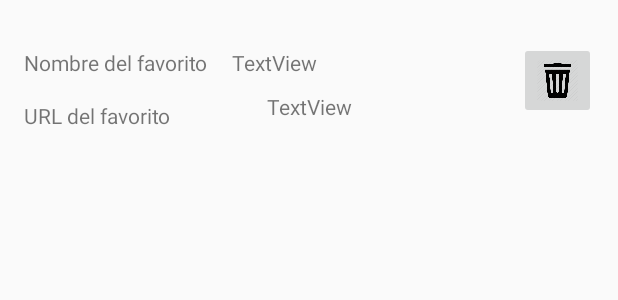
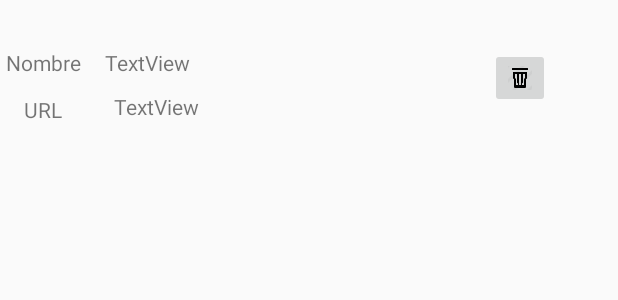
Before and after one commit to jcubillas/Favoritos, an Android app: the layout favorito_item.xml on its own in the app's theme, with its tools: preview values and no code run, on a phone screen of 412 x 824 dp. Shown: the top 300 px of the screen. Run offline under Robolectric (Android 15) with nearby library versions, the phone set to English and light mode, and no system bars.

Commit message:
Borrar Favorito y Busqueda desde Favoritos

```diff
--- a/app/src/main/AndroidManifest.xml
+++ b/app/src/main/AndroidManifest.xml
@@ -17,6 +17,10 @@
             </intent-filter>
         </activity>
         <activity android:name=".FavoritosActivity"></activity>
+        <meta-data android:name="DATABASE" android:value="favoritos.db" />
+        <meta-data android:name="VERSION" android:value="1" />
+        <meta-data android:name="QUERY_LOG" android:value="true" />
+        <meta-data android:name="DOMAIN_PACKAGE_NAME" android:value="com.example" />
     </application>
 
 </manifest>
--- a/app/src/main/java/com/example/alumno/intentsapplication/FavoritosAdapter.java
+++ b/app/src/main/java/com/example/alumno/intentsapplication/FavoritosAdapter.java
@@ -36,7 +36,7 @@ public class FavoritosAdapter extends ArrayAdapter<Favoritos> {
         nombreItem.setText(favorito.getNombre());
         URLItem.setText(favorito.getUrl());
 
-        return (favorito_item);
+        return favorito_item;
     }
 
 }
--- a/app/src/main/res/layout/favorito_item.xml
+++ b/app/src/main/res/layout/favorito_item.xml
@@ -4,16 +4,20 @@
     xmlns:tools="http://schemas.android.com/tools"
     android:layout_width="match_parent"
     android:layout_height="match_parent"
+    android:descendantFocusability="blocksDescendants"
     tools:context="com.example.alumno.intentsapplication.HomeActivity">
 
     <TextView
         android:id="@+id/URLItem"
         android:layout_width="144dp"
-        android:layout_height="24dp"
-        android:layout_marginEnd="24dp"
+        android:layout_height="21dp"
+        android:layout_marginStart="8dp"
         android:layout_marginTop="8dp"
+        android:layout_marginEnd="36dp"
         android:text="TextView"
         app:layout_constraintEnd_toStartOf="@+id/buttonDelete"
+        app:layout_constraintHorizontal_bias="0.272"
+        app:layout_constraintStart_toEndOf="@+id/textView2"
         app:layout_constraintTop_toBottomOf="@+id/nombreItem" />
 
     <TextView
@@ -28,16 +32,17 @@
 
     <ImageButton
         android:id="@+id/buttonDelete"
-        android:layout_width="51dp"
-        android:layout_height="51dp"
+        android:layout_width="40dp"
+        android:layout_height="40dp"
+        android:layout_marginStart="8dp"
+        android:layout_marginTop="32dp"
         android:layout_marginEnd="8dp"
-        android:layout_marginStart="8dp"
-        android:layout_marginTop="28dp"
+        android:onClick="eliminarFavorito"
         android:scaleType="fitCenter"
         android:src="@drawable/trash"
         android:text="Button"
         app:layout_constraintEnd_toEndOf="parent"
-        app:layout_constraintHorizontal_bias="0.861"
+        app:layout_constraintHorizontal_bias="0.736"
         app:layout_constraintStart_toEndOf="@+id/nombreItem"
         app:layout_constraintTop_toTopOf="parent" />
 
@@ -45,9 +50,9 @@
         android:id="@+id/textView"
         android:layout_width="wrap_content"
         android:layout_height="wrap_content"
-        android:layout_marginStart="16dp"
+        android:layout_marginStart="4dp"
         android:layout_marginTop="32dp"
-        android:text="Nombre del favorito"
+        android:text="Nombre"
         app:layout_constraintStart_toStartOf="parent"
         app:layout_constraintTop_toTopOf="parent" />
 
@@ -55,11 +60,9 @@
         android:id="@+id/textView2"
         android:layout_width="wrap_content"
         android:layout_height="18dp"
-        android:layout_marginEnd="32dp"
         android:layout_marginStart="16dp"
-        android:layout_marginTop="16dp"
-        android:text="URL del favorito"
-        app:layout_constraintHorizontal_bias="1.0"
+        android:layout_marginTop="12dp"
+        android:text="URL"
         app:layout_constraintStart_toStartOf="parent"
         app:layout_constraintTop_toBottomOf="@+id/textView" />
 </android.support.constraint.ConstraintLayout>
```
Also changed, not shown: app/src/main/java/com/example/alumno/intentsapplication/FavoritosActivity.java (+29 -18 lines), app/src/main/java/com/example/alumno/intentsapplication/HomeActivity.java (+17 -6 lines).
